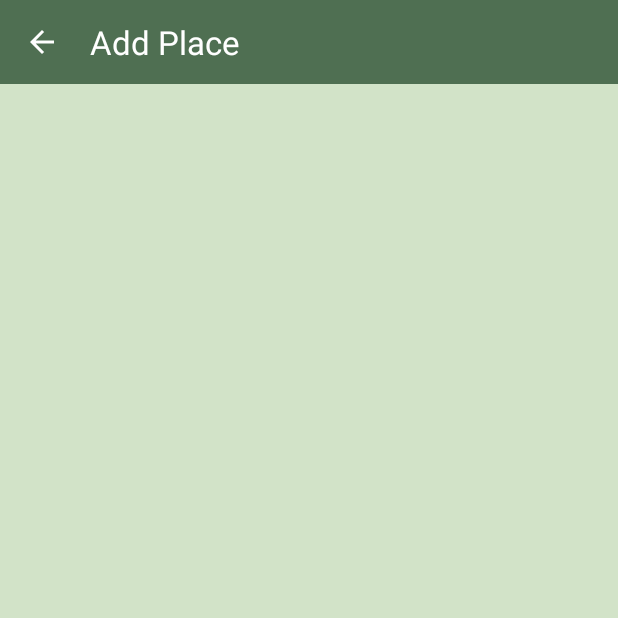
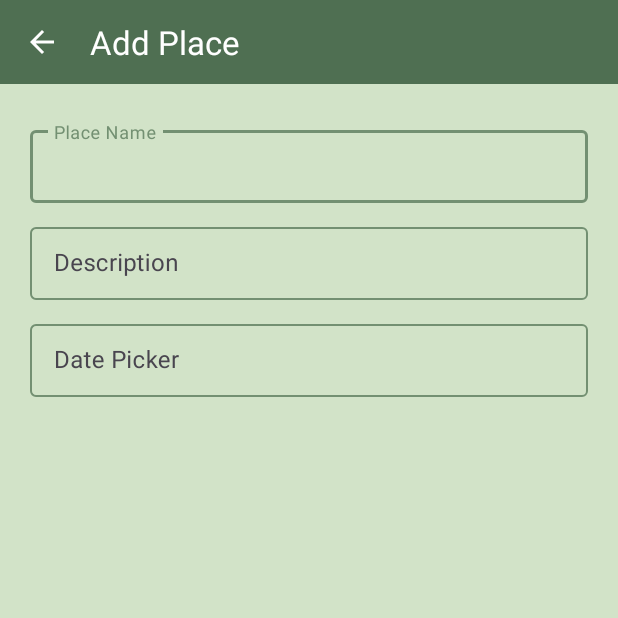
Before and after one commit to mr-j-shah/Android_xml, an Android app: the AddPlaces screen opened directly, with no data from a screen before it, on a phone screen of 412 x 824 dp, the top half of it. Run offline under Robolectric (Android 15) with nearby library versions, the phone set to English and light mode, and no system bars.

Commit message:
15/2/2024

```diff
--- a/HappyPlaces/app/src/main/java/com/crestinfosystems_jinay/happyplaces/addPlaces/AddPlaces.kt
+++ b/HappyPlaces/app/src/main/java/com/crestinfosystems_jinay/happyplaces/addPlaces/AddPlaces.kt
@@ -1,16 +1,23 @@
 package com.crestinfosystems_jinay.happyplaces.addPlaces
 
+import android.app.DatePickerDialog
 import android.os.Bundle
 import androidx.appcompat.app.AppCompatActivity
 import com.crestinfosystems_jinay.happyplaces.databinding.ActivityAddPlacesBinding
+import com.google.android.material.datepicker.MaterialDatePicker
+import java.util.Calendar
 
 class AddPlaces : AppCompatActivity() {
     private var binding: ActivityAddPlacesBinding? = null
+    private var selectedDate: String? = null
     override fun onCreate(savedInstanceState: Bundle?) {
         binding = ActivityAddPlacesBinding.inflate(layoutInflater)
         super.onCreate(savedInstanceState)
         setContentView(binding?.root)
-
+        val dateRangePicker =
+            MaterialDatePicker.Builder.dateRangePicker()
+                .setTitleText("Select dates")
+                .build()
         setSupportActionBar(binding?.applicationToolbar)
         if (supportActionBar != null) {
             supportActionBar?.setDisplayHomeAsUpEnabled(true)
@@ -18,5 +25,35 @@ class AddPlaces : AppCompatActivity() {
         binding?.applicationToolbar?.setNavigationOnClickListener {
             onBackPressed()
         }
+        binding?.textfield?.setOnClickListener {
+            showDatePicker()
+        }
     }
+
+    private fun showDatePicker() {
+        val calendar = Calendar.getInstance()
+        val currentYear = calendar.get(Calendar.YEAR)
+        val currentMonth = calendar.get(Calendar.MONTH)
+        val currentDay = calendar.get(Calendar.DAY_OF_MONTH)
+
+        // Create a DatePickerDialog and set the initial date to the current date
+        val datePickerDialog = DatePickerDialog(
+            this,
+            { _, year, month, dayOfMonth ->
+                // Handle the selected date
+                selectedDate = "$year-${month + 1}-$dayOfMonth"
+                binding?.textfield?.setText(selectedDate)
+                // You can perform any action with the selected date here
+                // For example, update a TextView with the selected date
+                // textView.text = selectedDate
+            },
+            currentYear,
+            currentMonth,
+            currentDay
+        )
+
+        // Show the date picker dialog
+        datePickerDialog.show()
+    }
+
 }
--- /dev/null
+++ b/HappyPlaces/app/src/main/res/color/text_input_box_stroke.xml
@@ -0,0 +1,6 @@
+<?xml version="1.0" encoding="utf-8"?>
+<selector xmlns:android="http://schemas.android.com/apk/res/android">
+    <item android:color="@color/button_color" android:state_focused="true" />
+    <item android:color="@color/button_color" android:state_hovered="true" />
+    <item android:color="@color/button_color" />
+</selector>
--- a/HappyPlaces/app/src/main/res/layout/activity_add_places.xml
+++ b/HappyPlaces/app/src/main/res/layout/activity_add_places.xml
@@ -17,4 +17,78 @@
         app:title="Add Place"
         app:titleTextColor="@color/white" />
 
+    <ScrollView
+        android:layout_width="match_parent"
+        android:layout_height="wrap_content"
+        android:orientation="vertical"
+        android:padding="10dp"
+        app:layout_constraintTop_toBottomOf="@+id/application_toolbar">
+
+        <LinearLayout
+            android:layout_width="match_parent"
+            android:layout_height="wrap_content"
+            android:orientation="vertical"
+            android:padding="10dp">
+
+            <com.google.android.material.textfield.TextInputLayout
+                android:id="@+id/text_field_name"
+                android:layout_width="match_parent"
+                android:layout_height="wrap_content"
+                android:layout_marginVertical="5dp"
+                android:hint="Place Name"
+                android:inputType="text"
+                android:theme="@style/LoginTextInputLayoutStyle"
+                app:boxStrokeColor="@color/text_input_box_stroke"
+                app:counterTextColor="@color/button_color"
+                app:hintTextColor="@color/text_input_box_stroke">
+
+                <com.google.android.material.textfield.TextInputEditText
+                    android:layout_width="match_parent"
+                    android:layout_height="wrap_content" />
+
+            </com.google.android.material.textfield.TextInputLayout>
+
+            <com.google.android.material.textfield.TextInputLayout
+                android:id="@+id/text_field_description"
+                android:layout_width="match_parent"
+                android:layout_height="wrap_content"
+                android:layout_marginVertical="5dp"
+                android:hint="Description"
+                android:inputType="textPassword"
+                android:theme="@style/LoginTextInputLayoutStyle"
+                app:boxStrokeColor="@color/text_input_box_stroke"
+                app:hintTextColor="@color/text_input_box_stroke">
+
+                <com.google.android.material.textfield.TextInputEditText
+                    android:layout_width="match_parent"
+                    android:layout_height="wrap_content" />
+
+            </com.google.android.material.textfield.TextInputLayout>
+
+            <com.google.android.material.textfield.TextInputLayout
+                android:id="@+id/text_field_calender"
+                android:layout_width="match_parent"
+                android:layout_height="wrap_content"
+                android:layout_marginVertical="5dp"
+                android:clickable="true"
+                android:focusableInTouchMode="false"
+                android:hint="Date Picker"
+                android:inputType="none"
+                android:theme="@style/LoginTextInputLayoutStyle"
+                app:boxStrokeColor="@color/text_input_box_stroke"
+                app:hintTextColor="@color/text_input_box_stroke">
+
+                <com.google.android.material.textfield.TextInputEditText
+                    android:id="@+id/textfield"
+                    android:layout_width="match_parent"
+                    android:layout_height="wrap_content"
+                    android:clickable="true"
+                    android:focusable="false"
+                    android:focusableInTouchMode="false" />
+
+            </com.google.android.material.textfield.TextInputLayout>
+        </LinearLayout>
+
+
+    </ScrollView>
 </androidx.constraintlayout.widget.ConstraintLayout>
--- a/HappyPlaces/app/src/main/res/layout/activity_main.xml
+++ b/HappyPlaces/app/src/main/res/layout/activity_main.xml
@@ -13,6 +13,8 @@
         android:layout_height="?android:attr/actionBarSize"
         android:background="@color/app_bar_dark"
         android:theme="@style/ToolBarTheme"
+        app:layout_constraintEnd_toEndOf="parent"
+        app:layout_constraintStart_toStartOf="parent"
         app:layout_constraintTop_toTopOf="parent"
         app:title="Happy Places"
         app:titleTextColor="@color/white" />
@@ -23,7 +25,7 @@
         android:layout_height="wrap_content"
         android:foregroundGravity="center"
         android:orientation="horizontal"
-        app:layout_constraintBottom_toBottomOf="parent"
+
         app:layout_constraintTop_toBottomOf="@+id/application_toolbar" />
 
     <com.google.android.material.floatingactionbutton.FloatingActionButton
@@ -36,7 +38,7 @@
         android:contentDescription="add"
         android:src="@drawable/ic_add"
         android:theme="@style/fabtheme"
-        android:tint="@null"
+        android:tint="@color/white"
         app:layout_constraintBottom_toBottomOf="parent"
         app:layout_constraintEnd_toEndOf="parent" />
 </androidx.constraintlayout.widget.ConstraintLayout>
--- a/HappyPlaces/app/src/main/res/values/colors.xml
+++ b/HappyPlaces/app/src/main/res/values/colors.xml
@@ -1,9 +1,9 @@
 <?xml version="1.0" encoding="utf-8"?>
-<resources>
+<resources xmlns:tools="http://schemas.android.com/tools">
     <color name="black">#FF000000</color>
     <color name="white">#FFFFFFFF</color>
-    <color name="app_bar_dark">#FF4F6F52</color>
-    <color name="button_color">#FF739072</color>
-    <color name="primary_light_dark">#FF86A789</color>
-    <color name="primary_light">#FFD2E3C8</color>
+    <color name="app_bar_dark" tools:override="true">#FF4F6F52</color>
+    <color name="button_color" tools:override="true">#FF739072</color>
+    <color name="primary_light_dark" tools:override="true">#FF86A789</color>
+    <color name="primary_light" tools:override="true">#FFD2E3C8</color>
 </resources>
--- /dev/null
+++ b/HappyPlaces/app/src/main/res/values/styles.xml
@@ -0,0 +1,9 @@
+<?xml version="1.0" encoding="utf-8"?>
+<resources>
+
+    <style name="textFieldStyle" parent="Widget.MaterialComponents.TextInputLayout.OutlinedBox.Dense">
+        <item name="boxStrokeColor">
+            @color/primary_light_dark
+        </item>
+    </style>
+</resources>
--- a/HappyPlaces/app/src/main/res/values/themes.xml
+++ b/HappyPlaces/app/src/main/res/values/themes.xml
@@ -13,5 +13,9 @@
         <item name="colorOnSecondary">@color/white</item>
     </style>
 
+    <style name="LoginTextInputLayoutStyle" parent="Widget.MaterialComponents.TextInputLayout.OutlinedBox.Dense">
+        <item name="boxStrokeColor">@color/text_input_box_stroke</item>
+    </style>
+
     <style name="Theme.HappyPlaces" parent="Base.Theme.HappyPlaces" />
 </resources>
```
